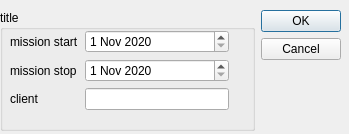
Above: sources/views/ing_start_mission.ui from thrichert/softy before the change. Below: the same form after it.
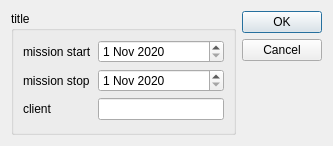
That is the form after the change.

Commit message: rename most of the windows with proper naming

What changed in the file:
```diff
--- a/sources/views/ing_start_mission.ui
+++ b/sources/views/ing_start_mission.ui
@@ -6,37 +6,23 @@
    <rect>
     <x>0</x>
     <y>0</y>
-    <width>349</width>
-    <height>134</height>
+    <width>333</width>
+    <height>146</height>
    </rect>
   </property>
   <property name="windowTitle">
    <string>Dialog</string>
   </property>
-  <widget class="QWidget" name="">
-   <property name="geometry">
-    <rect>
-     <x>0</x>
-     <y>10</y>
-     <width>341</width>
-     <height>121</height>
-    </rect>
-   </property>
+  <layout class="QHBoxLayout" name="horizontalLayout_2">
+   <item>
    <layout class="QHBoxLayout" name="horizontalLayout">
     <item>
      <widget class="QGroupBox" name="Ing_groupBox">
       <property name="title">
        <string>title</string>
       </property>
-      <widget class="QWidget" name="">
-       <property name="geometry">
-        <rect>
-         <x>10</x>
-         <y>20</y>
-         <width>219</width>
-         <height>82</height>
-        </rect>
-       </property>
+       <layout class="QVBoxLayout" name="verticalLayout">
+        <item>
        <layout class="QFormLayout" name="formLayout">
         <item row="0" column="0">
          <widget class="QLabel" name="label">
@@ -91,7 +77,8 @@
          <widget class="QLineEdit" name="clientName"/>
         </item>
        </layout>
-      </widget>
+        </item>
+       </layout>
      </widget>
     </item>
     <item>
@@ -105,7 +92,8 @@
      </widget>
     </item>
    </layout>
-  </widget>
+   </item>
+  </layout>
  </widget>
  <resources/>
  <connections>
```
Left out of the diff: 2 changed lines with no effect on the pictures. Lines whose indentation alone changed are shown as unchanged. The commit also changes 3 other files.
